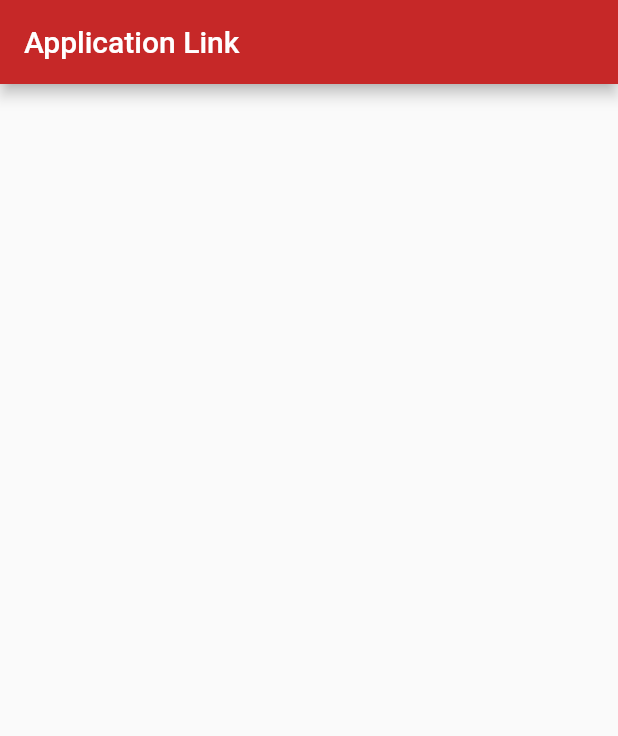
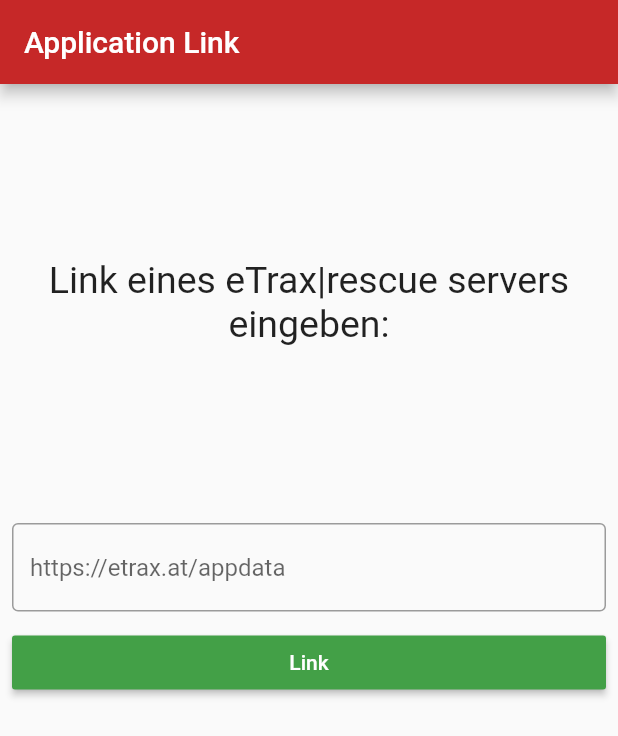
Before and after one commit to etrax-rescue/etrax-rescue-app, a Flutter app: the screen it shows after launch, on a phone screen of 412 x 824 dp. Shown: the top 736 px of the screen. Run offline on Flutter 3.47's test engine with Material 2 defaults, Android fonts, the phone set to English and light mode, and no system bars; our stand-ins replace bloc, dartz, data_connection_checker, equatable, flutter_bloc, get_it and 1 more.

Commit message:
Link: User interface implemented.

```diff
--- a/lib/features/link/presentation/pages/link_app_page.dart
+++ b/lib/features/link/presentation/pages/link_app_page.dart
@@ -1,7 +1,8 @@
-import 'package:etrax_rescue_app/features/link/presentation/bloc/base_uri_bloc.dart';
 import 'package:flutter/material.dart';
 import 'package:flutter_bloc/flutter_bloc.dart';
-import 'package:etrax_rescue_app/injection_container.dart';
+
+import '../../../../injection_container.dart';
+import '../bloc/base_uri_bloc.dart';
 
 class LinkAppPage extends StatelessWidget {
   const LinkAppPage({Key key}) : super(key: key);
@@ -12,10 +13,132 @@ class LinkAppPage extends StatelessWidget {
       appBar: AppBar(
         title: Text('Application Link'),
       ),
-      body: BlocProvider(
-        create: (_) => sl<BaseUriBloc>(),
-        child: Center(),
+      body: buildBody(context),
+    );
+  }
+}
+
+BlocProvider<BaseUriBloc> buildBody(BuildContext context) {
+  return BlocProvider(
+    create: (_) => sl<BaseUriBloc>(),
+    child: Center(
+      child: Padding(
+        padding: const EdgeInsets.all(8),
+        child: Column(
+          children: <Widget>[
+            BlocBuilder<BaseUriBloc, BaseUriState>(
+              builder: (context, state) {
+                if (state is BaseUriInitial) {
+                  return MessageDisplay(
+                    message: 'Link eines eTrax|rescue servers eingeben:',
+                  );
+                } else if (state is BaseUriVerifying) {
+                  return LoadingWidget();
+                } else if (state is BaseUriStored) {
+                  return MessageDisplay(message: '');
+                } else if (state is BaseUriError) {
+                  return MessageDisplay(
+                    message: state.message,
+                  );
+                }
+              },
+            ),
+            SizedBox(height: 10),
+            LinkAppPageControls(),
+          ],
+        ),
+      ),
+    ),
+  );
+}
+
+class LoadingWidget extends StatelessWidget {
+  const LoadingWidget({Key key}) : super(key: key);
+
+  @override
+  Widget build(BuildContext context) {
+    return Container(
+      height: MediaQuery.of(context).size.height / 3,
+      child: Center(
+        child: CircularProgressIndicator(),
       ),
     );
   }
 }
+
+class MessageDisplay extends StatelessWidget {
+  final String message;
+  const MessageDisplay({
+    Key key,
+    @required this.message,
+  }) : super(key: key);
+
+  @override
+  Widget build(BuildContext context) {
+    return Container(
+      height: MediaQuery.of(context).size.height / 3,
+      child: Center(
+        child: SingleChildScrollView(
+          child: Text(
+            message,
+            style: TextStyle(fontSize: 25),
+            textAlign: TextAlign.center,
+          ),
+        ),
+      ),
+    );
+  }
+}
+
+class LinkAppPageControls extends StatefulWidget {
+  LinkAppPageControls({Key key}) : super(key: key);
+
+  @override
+  _LinkAppPageControlsState createState() => _LinkAppPageControlsState();
+}
+
+class _LinkAppPageControlsState extends State<LinkAppPageControls> {
+  final controller = TextEditingController();
+  String inputStr;
+
+  @override
+  Widget build(BuildContext context) {
+    return Column(
+      children: [
+        TextField(
+          controller: controller,
+          keyboardType: TextInputType.url,
+          decoration: InputDecoration(
+            border: OutlineInputBorder(),
+            hintText: 'https://etrax.at/appdata',
+          ),
+          onChanged: (value) {
+            inputStr = value;
+          },
+          onSubmitted: (_) {
+            submit();
+          },
+        ),
+        SizedBox(height: 10),
+        SizedBox(
+          width: double.infinity,
+          child: RaisedButton(
+            child: Text('Link'),
+            color: Theme.of(context).accentColor,
+            textTheme: ButtonTextTheme.primary,
+            onPressed: submit,
+          ),
+        ),
+      ],
+    );
+  }
+
+  void submit() {
+    if (inputStr == '') {
+      return;
+    }
+    controller.clear();
+    BlocProvider.of<BaseUriBloc>(context)
+        .add((StoreBaseUri(uriString: inputStr)));
+  }
+}
--- a/lib/main.dart
+++ b/lib/main.dart
@@ -4,6 +4,7 @@ import 'features/link/presentation/pages/link_app_page.dart';
 import 'injection_container.dart' as di;
 
 void main() async {
+  WidgetsFlutterBinding.ensureInitialized();
   await di.init();
   runApp(EtraxApp());
 }
```
Also changed, not shown: lib/injection_container.dart (+5 -4 lines).
